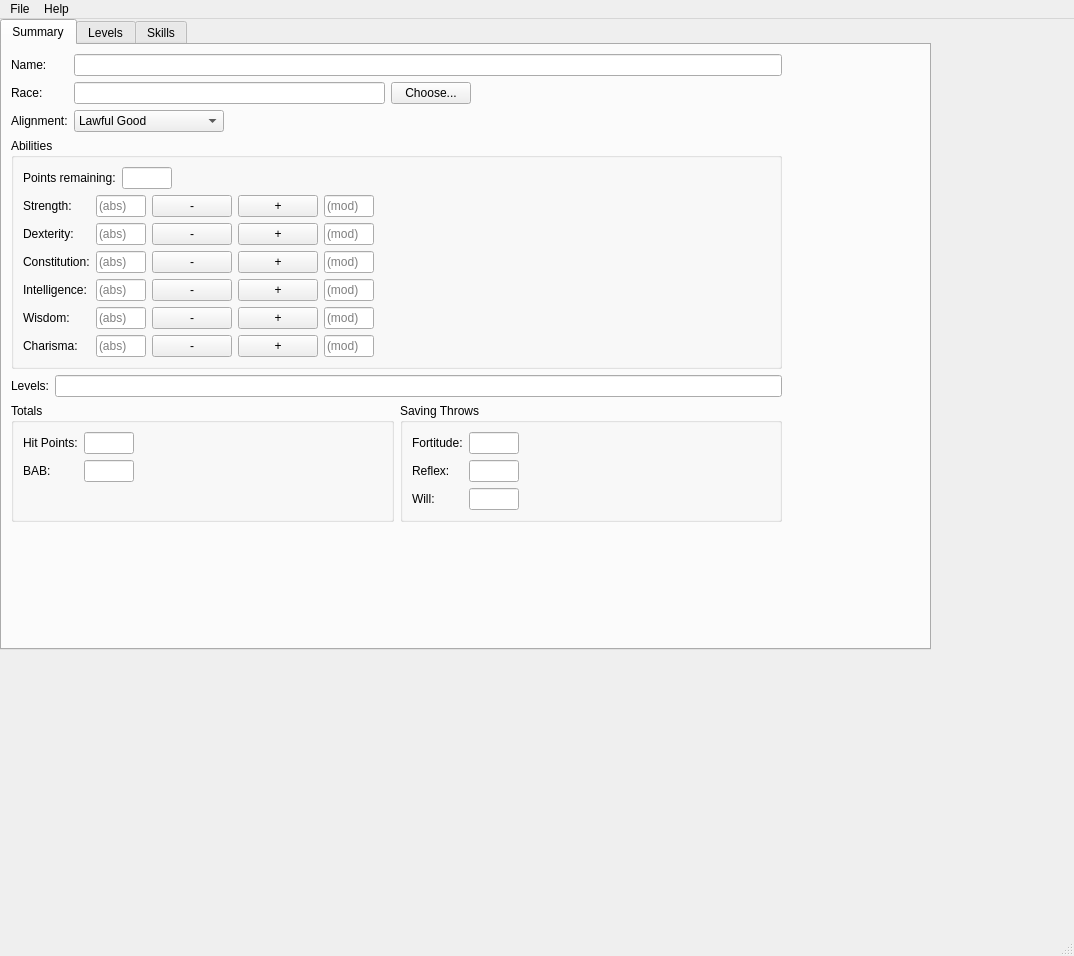
Above: nwnchargen.ui from rkibria/NwnCharGen before the change. Below: the same form after it.
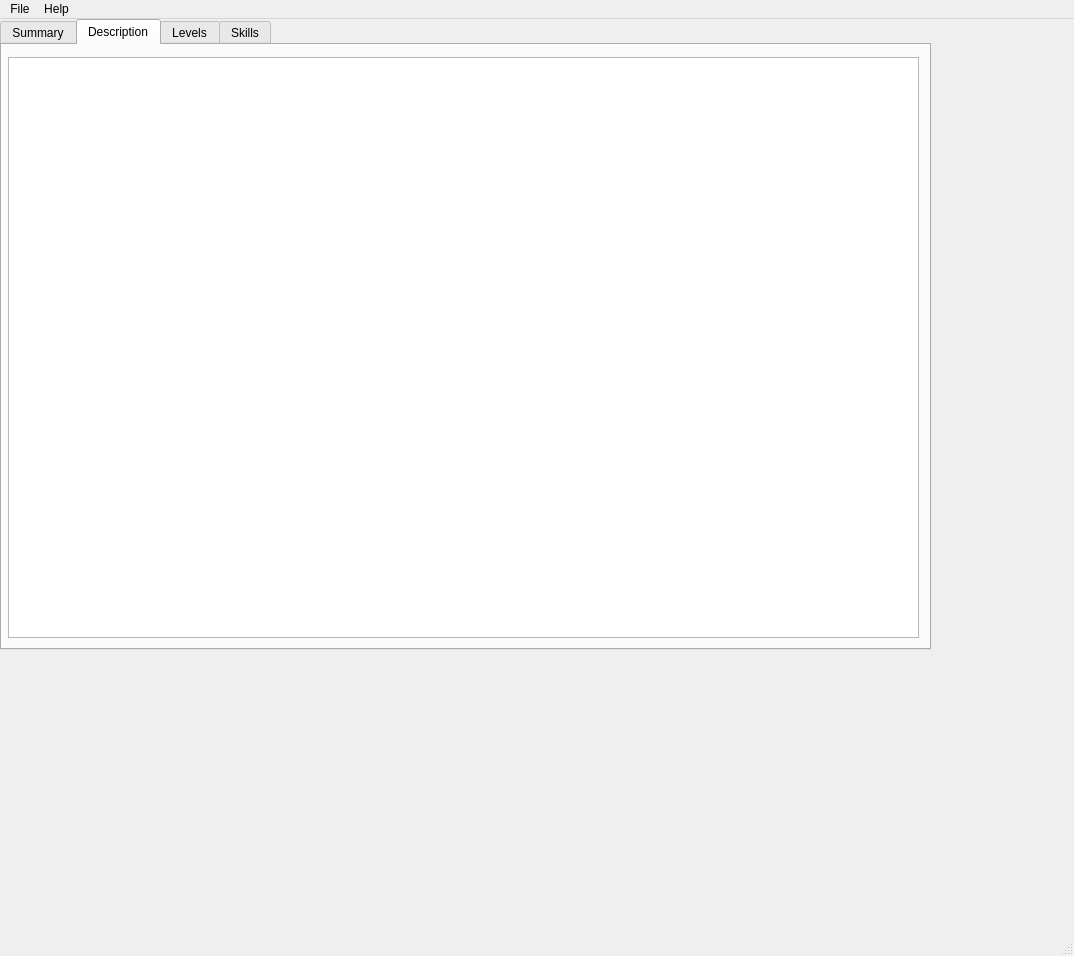
That is the form after the change. The open tabs and pages were chosen to show the change.

Commit message: Add name and description to Character

```diff
--- a/nwnchargen.ui
+++ b/nwnchargen.ui
@@ -961,6 +961,21 @@
       </layout>
      </widget>
     </widget>
+    <widget class="QWidget" name="tab_description">
+     <attribute name="title">
+      <string>Description</string>
+     </attribute>
+     <widget class="QTextEdit" name="textEditDescription">
+      <property name="geometry">
+       <rect>
+        <x>6</x>
+        <y>12</y>
+        <width>911</width>
+        <height>581</height>
+       </rect>
+      </property>
+     </widget>
+    </widget>
     <widget class="QWidget" name="tab_2">
      <attribute name="title">
       <string>Levels</string>
```
The commit also changes 2 other files.
